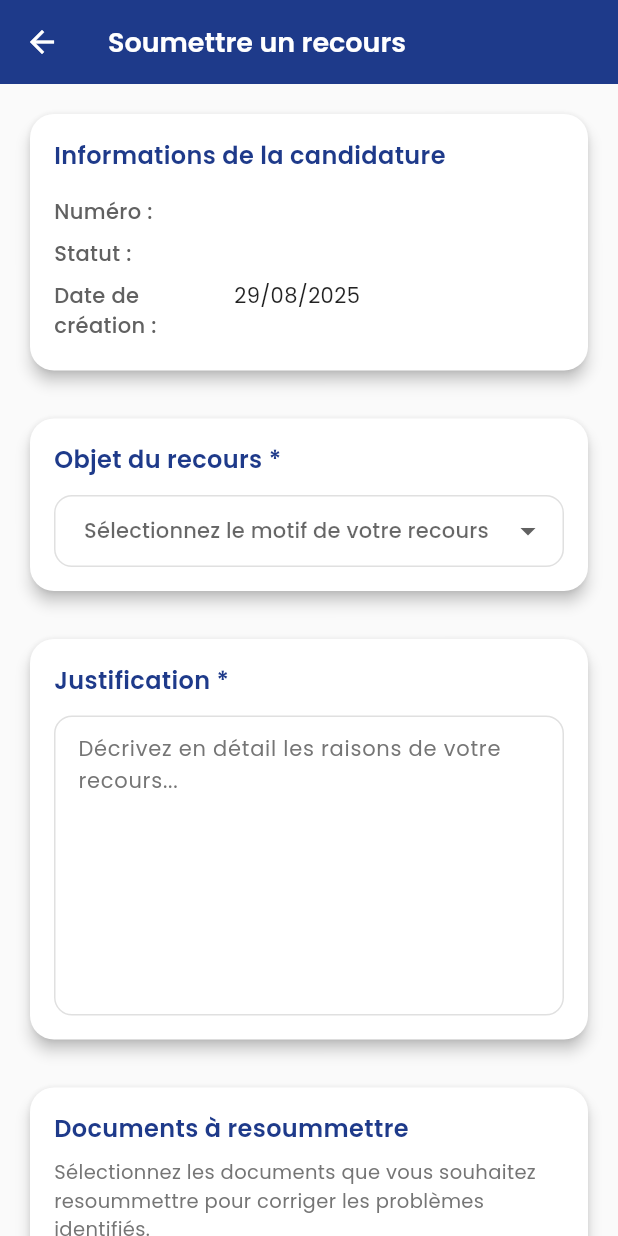
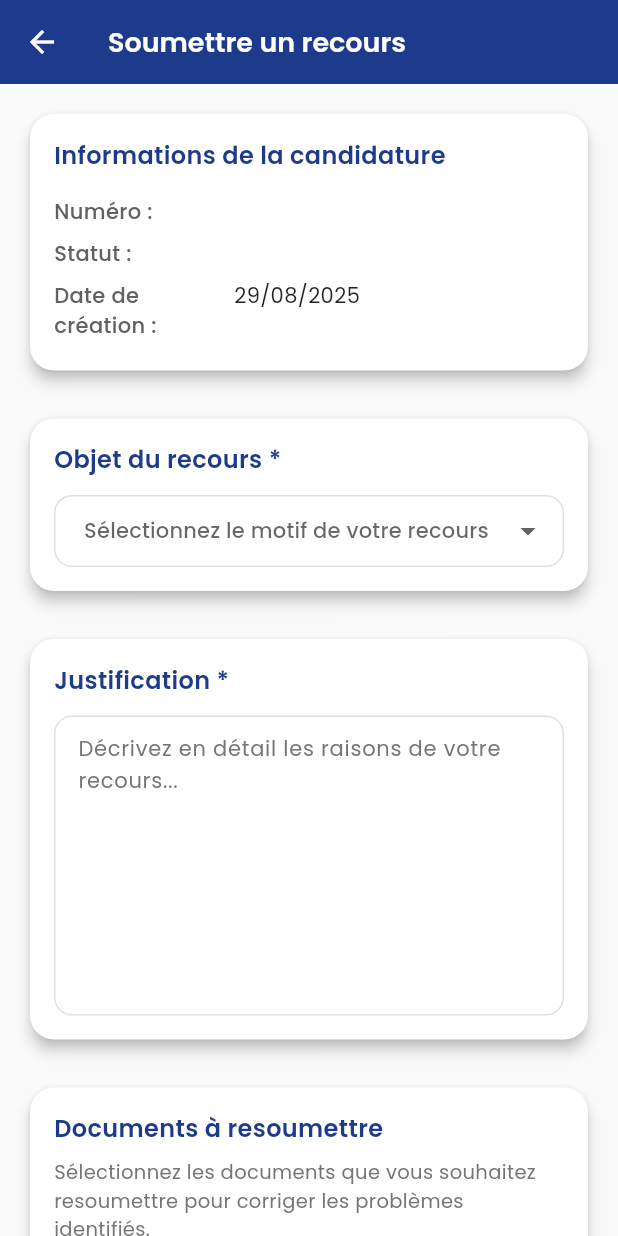
Before and after one commit to isramut/ena_mobile_front, a Flutter app: the SubmitRecoursScreen screen opened directly with empty values, on a phone screen of 412 x 824 dp. Run offline on Flutter 3.47's test engine with Material 3 defaults, Android fonts, the phone set to English and light mode, and no system bars; our stand-ins replace file_picker, firebase_analytics, firebase_core, flutter_dotenv, flutter_secure_storage, google_fonts and 6 more; missing offline and left inert: dart_openai; accounts and stored records are empty; network calls fail.

Commit message:
Fixer quelques erreurs d'affichage sur les pages recours

```diff
--- a/lib/features/apply/ena_apply_content.dart
+++ b/lib/features/apply/ena_apply_content.dart
@@ -133,7 +133,7 @@ class PostulerContent extends StatelessWidget {
                   theme,
                 ),
                 _fileRow(
-                  "Diplôme Bac+5 ou équivalent (ou relevé dernière année)",
+                  "Diplôme Bac+5 ou équivalent",
                   Icons.school_outlined,
                   theme,
                 ),
--- a/lib/features/recours/recours_screen.dart
+++ b/lib/features/recours/recours_screen.dart
@@ -1080,6 +1080,9 @@ class _RecoursScreenState extends State<RecoursScreen> {
               ),
             ),
           ),
+
+          // Espacement pour éviter que le bouton soit masqué par la barre de navigation
+          SizedBox(height: MediaQuery.of(context).padding.bottom + 16),
         ] else ...[
           const SizedBox(height: 20),
           // Card quand pas de rejet
@@ -1125,6 +1128,9 @@ class _RecoursScreenState extends State<RecoursScreen> {
               ),
             ),
           ),
+
+          // Espacement pour éviter que le bouton soit masqué par la barre de navigation
+          SizedBox(height: MediaQuery.of(context).padding.bottom + 16),
         ],
       ],
     );
--- a/lib/features/recours/submit_recours_screen.dart
+++ b/lib/features/recours/submit_recours_screen.dart
@@ -141,7 +141,7 @@ class _SubmitRecoursScreenState extends State<SubmitRecoursScreen> {
       ScaffoldMessenger.of(context).showSnackBar(
         SnackBar(
           content: Text(
-            'Veuillez sélectionner au moins un document à resoummettre',
+            'Veuillez sélectionner au moins un document à resoumettre',
             style: GoogleFonts.poppins(),
           ),
           backgroundColor: Colors.red,
@@ -295,12 +295,15 @@ class _SubmitRecoursScreenState extends State<SubmitRecoursScreen> {
                       _buildJustificationField(theme, isSmallScreen, isDarkMode),
                       const SizedBox(height: 24),
 
-                      // Documents à resoummettre
+                      // Documents à resoumettre
                       _buildDocumentsSection(theme, isSmallScreen, isDarkMode),
                       const SizedBox(height: 32),
 
                       // Bouton de soumission
                       _buildSubmitButton(theme, isSmallScreen, isDarkMode),
+
+                      // Espacement pour éviter que le bouton soit masqué par la barre de navigation
+                      SizedBox(height: MediaQuery.of(context).padding.bottom + 16),
                     ],
                   ),
                 ),
@@ -548,7 +551,7 @@ class _SubmitRecoursScreenState extends State<SubmitRecoursScreen> {
           crossAxisAlignment: CrossAxisAlignment.start,
           children: [
             Text(
-              'Documents à resoummettre',
+              'Documents à resoumettre',
               style: GoogleFonts.poppins(
                 fontSize: isSmallScreen ? 16 : 18,
                 fontWeight: FontWeight.w600,
@@ -557,7 +560,7 @@ class _SubmitRecoursScreenState extends State<SubmitRecoursScreen> {
             ),
             const SizedBox(height: 8),
             Text(
-              'Sélectionnez les documents que vous souhaitez resoummettre pour corriger les problèmes identifiés.',
+              'Sélectionnez les documents que vous souhaitez resoumettre pour corriger les problèmes identifiés.',
               style: GoogleFonts.poppins(
                 color: isDarkMode ? theme.colorScheme.onSurface.withValues(alpha: 0.7) : Colors.grey[600],
                 fontSize: isSmallScreen ? 13 : 14,
```
Also changed, not shown: 1 other file.
